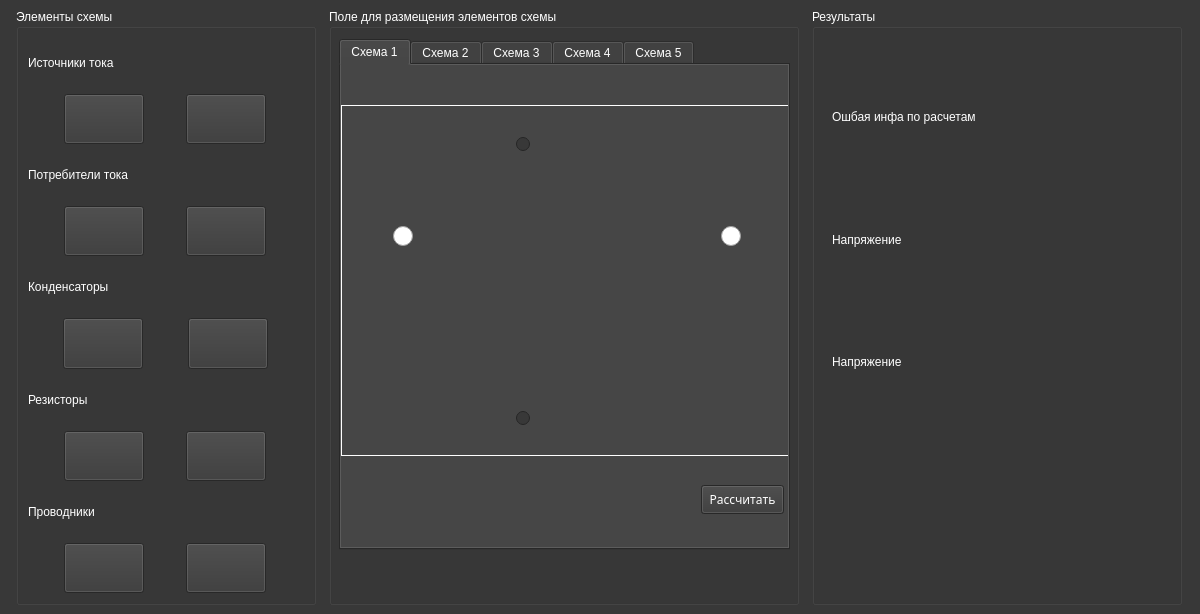
Old version of the form mainwindow.ui in the repository Owl876/electrical-circuit-calculator.
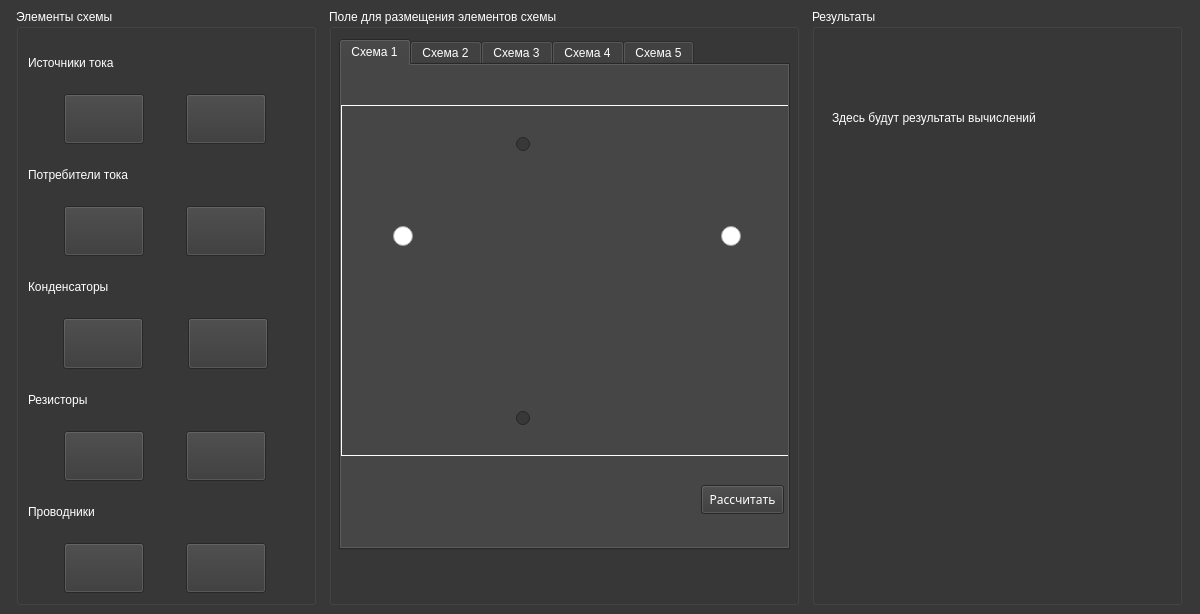
New version of the form. Icons and pictures are not drawn.

```diff
--- a/mainwindow.ui
+++ b/mainwindow.ui
@@ -3317,7 +3317,7 @@
          <x>20</x>
          <y>50</y>
          <width>362</width>
-         <height>361</height>
+         <height>241</height>
         </rect>
        </property>
        <layout class="QVBoxLayout" name="verticalLayout_2">
@@ -3336,7 +3336,7 @@
            </size>
           </property>
           <property name="text">
-           <string>Ошбая инфа по расчетам</string>
+           <string>Здесь будут результаты вычислений</string>
           </property>
          </widget>
         </item>
@@ -3355,26 +3355,7 @@
            </size>
           </property>
           <property name="text">
-           <string>Напряжение</string>
-          </property>
-         </widget>
-        </item>
-        <item>
-         <widget class="QLabel" name="label_14">
-          <property name="minimumSize">
-           <size>
-            <width>330</width>
-            <height>0</height>
-           </size>
-          </property>
-          <property name="maximumSize">
-           <size>
-            <width>330</width>
-            <height>16777215</height>
-           </size>
-          </property>
-          <property name="text">
-           <string>Напряжение</string>
+           <string/>
           </property>
          </widget>
         </item>
```
